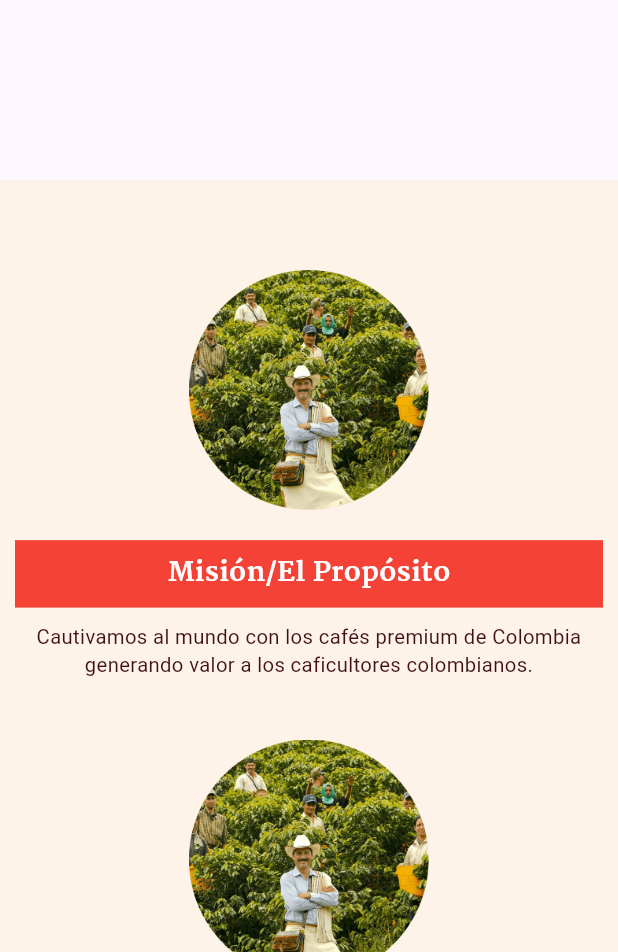
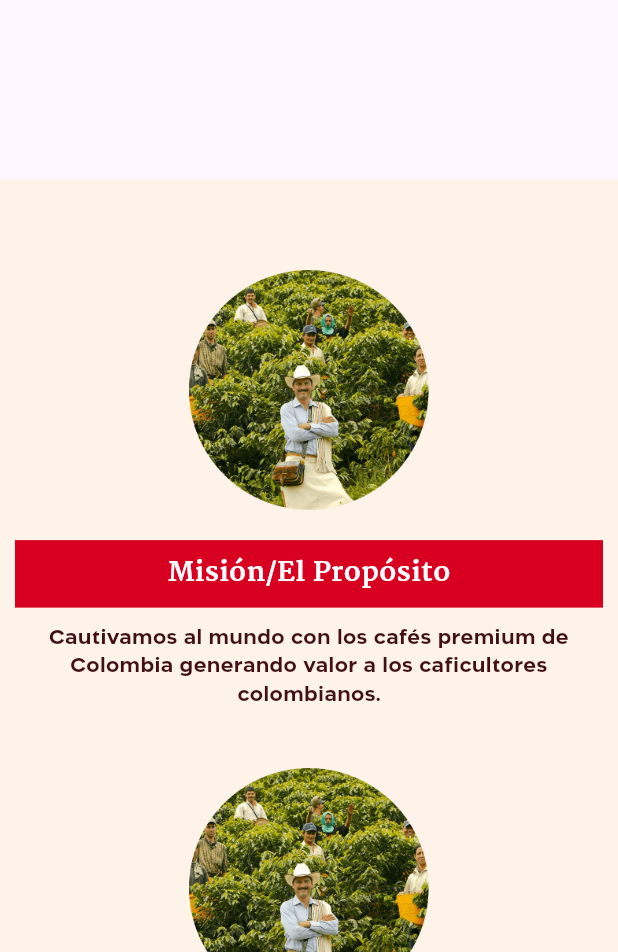
Before and after one commit to WilmanMontenegro/juan_valdez, a Flutter app: the QuieneSomos screen opened directly, scrolled down 576 dp, on a phone screen of 412 x 824 dp, the part 284-1236 px from its top. Run offline on Flutter 3.47's test engine with Material 3 defaults, Android fonts, the phone set to English and light mode, and no system bars; our stand-ins replace carousel_slider, dots_indicator, font_awesome_flutter; Roboto replaces fonts that are missing (aftika-bold); project files that could hold a hidden picture were left out.

Commit message:
Actualización de estilos de texto en CambioClimatico y Quienes Somos

```diff
--- a/lib/cambio_climatico.dart
+++ b/lib/cambio_climatico.dart
@@ -76,13 +76,13 @@ class CambioClimatico extends StatelessWidget {
                     children: [
                       const Text(
                         'Con el objetivo de aportar con el cumplimiento del Acuerdo de París, el cual busca asegurar que el aumento de la temperatura del planeta no supere los 1.5 grados Celsius para el año 2050, Procafecol S.A. se adhirió a la campaña global Race to Zero durante el Festival Global Citizen en septiembre de 2022 en Nueva York. Dicho festival reunió en Accra (Ghana) y en Nueva York (EE.UU.) a artistas, líderes mundiales, empresarios y ciudadanos en favor del fin de la pobreza extrema y la lucha contra el cambio climático.'
-                        , style: TextStyle(fontFamily: 'Aftika',fontWeight: FontWeight.w600, fontSize: 12)
+                        , style: TextStyle(fontFamily: 'Aftika',fontWeight: FontWeight.w600, fontSize: 13)
                         , textAlign: TextAlign.justify
                       ),
                       const SizedBox(height: 20),
                       const Text(
                         'Esta campaña busca que los participantes logren un 50% de reducciones a 2030 y el balance cero a 2050. El plan con metas de reducción a corto, mediano y largo plazo deberá ser radicado en los próximos 24 meses, contando desde septiembre de 2022, mes en el que se hizo el compromiso con Race to Zero'
-                        , style: TextStyle(fontFamily: 'Aftika', fontSize: 12,fontWeight: FontWeight.w600)
+                        , style: TextStyle(fontFamily: 'Aftika', fontSize: 13,fontWeight: FontWeight.w600)
                         , textAlign: TextAlign.justify,
                       ),
                       const SizedBox(height: 30),
@@ -90,7 +90,7 @@ class CambioClimatico extends StatelessWidget {
                       const SizedBox(height: 15),
                       const Text(
                         'Por ende, para el año 2023 se propone la activación del Comité de Cambio Climático para hacer seguimiento a la implementación del Plan de Reducción de Emisiones. Este tendrá un espacio dentro del ya existente Comité de Sostenibilidad. Finalmente, se puede ver como un logro la creación del Comité de Gobierno Corporativo y Sostenibilidad dentro de la Junta Directiva (máximo órgano de gobierno), con el cual se busca dar mayor relevancia y visibilidad a las acciones de la organización en términos de sostenibilidad.'
-                        , style: TextStyle(fontFamily: 'Aftika',fontSize: 12,fontWeight: FontWeight.w600)
+                        , style: TextStyle(fontFamily: 'Aftika',fontSize: 13,fontWeight: FontWeight.w600)
                         , textAlign: TextAlign.justify,
                       )
                     ]
--- a/lib/quienes_somos.dart
+++ b/lib/quienes_somos.dart
@@ -159,7 +159,7 @@ class ValoresAdicionales extends StatelessWidget {
       mainAxisAlignment: MainAxisAlignment.center,
       children: [
         const SizedBox(height: 60),
-        Text(title, style: const TextStyle(color: Colors.red, fontSize:25, fontFamily: 'merriweather')),
+        Text(title, style: const TextStyle(color: Color(0xFFD70021), fontSize:25, fontFamily: 'merriweather')),
 
         const SizedBox(height: 12),
 
@@ -198,7 +198,7 @@ class ValoresJuanValdez extends StatelessWidget {
 
         const SizedBox(height: 12),
 
-        Text(title, style: const TextStyle(color: Colors.red, fontSize:18, fontFamily: 'merriweather',fontWeight: FontWeight.w700)),
+        Text(title, style: const TextStyle(color: Color(0XFFD70021), fontSize:18, fontFamily: 'merriweather',fontWeight: FontWeight.w700)),
 
         const SizedBox(height: 12),
 
@@ -227,7 +227,7 @@ class MisionVision extends StatelessWidget {
         Padding(
           padding: const EdgeInsets.symmetric(horizontal: 10), // Espacio de 20 en cada lado
           child: Container(
-            color: Colors.red, // Puedes cambiar el color según tus necesidades
+            color: Color(0xFFD70021), // Puedes cambiar el color según tus necesidades
             height: 45, // Altura del Container
             child: Center(
               child: Text(
@@ -248,8 +248,9 @@ class MisionVision extends StatelessWidget {
             textAlign: TextAlign.center,
             style: const TextStyle(
               color: Color(0xFF411016),
-              fontFamily: 'aftika-bold',
-              fontSize: 13.5
+              fontFamily: 'Aftika',
+              fontWeight: FontWeight.w700,
+              fontSize: 13
             )
           ),
         ),
```
